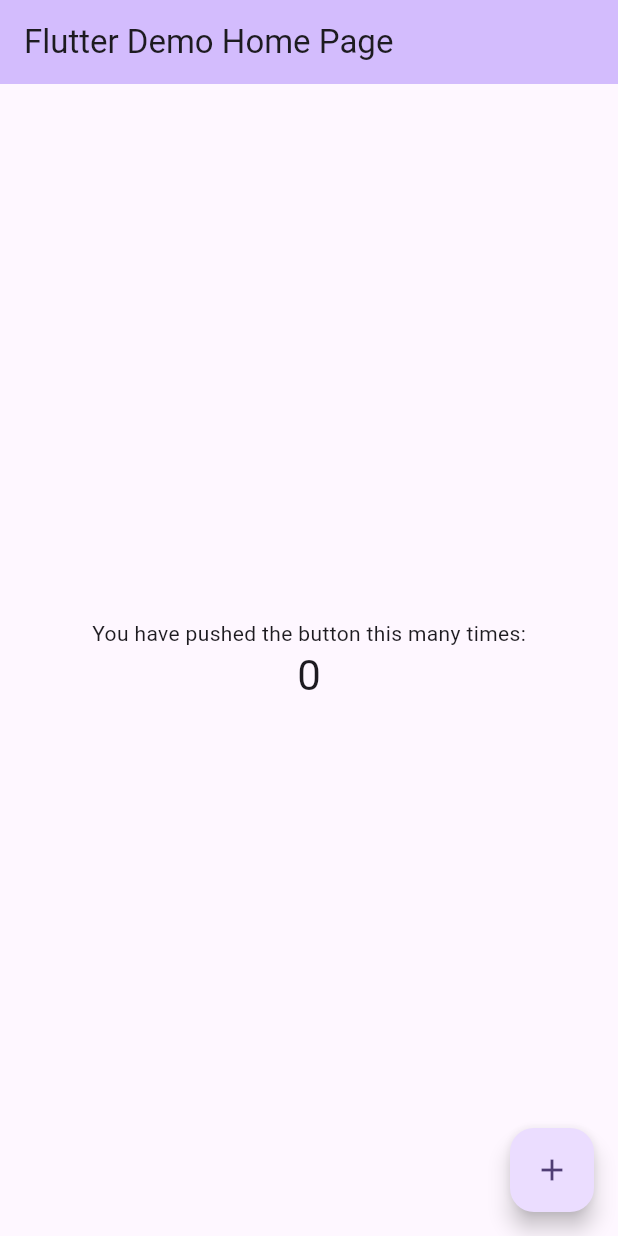
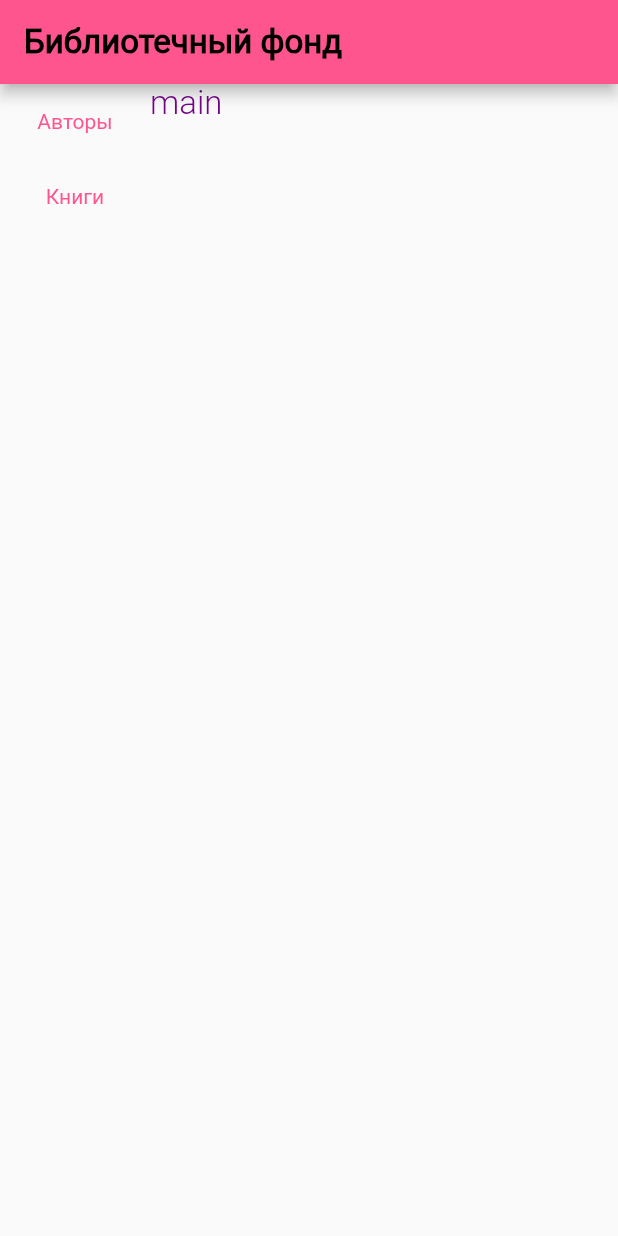
Before and after one commit to AleksandrMatsko/NSUDatabasesProject, a Flutter app: the screen it shows after launch, on a phone screen of 412 x 824 dp. Run offline on Flutter 3.47's test engine with Material 2 defaults, Android fonts, the phone set to English and light mode, and no system bars.

Commit message:
feat: start main screen

```diff
--- a/frontend/library_fund/lib/main.dart
+++ b/frontend/library_fund/lib/main.dart
@@ -1,4 +1,5 @@
 import 'package:flutter/material.dart';
+import './utils/theme.dart';
 
 void main() {
   runApp(const MyApp());
@@ -11,115 +12,124 @@ class MyApp extends StatelessWidget {
   @override
   Widget build(BuildContext context) {
     return MaterialApp(
-      title: 'Flutter Demo',
-      theme: ThemeData(
-        // This is the theme of your application.
-        //
-        // TRY THIS: Try running your application with "flutter run". You'll see
-        // the application has a blue toolbar. Then, without quitting the app,
-        // try changing the seedColor in the colorScheme below to Colors.green
-        // and then invoke "hot reload" (save your changes or press the "hot
-        // reload" button in a Flutter-supported IDE, or press "r" if you used
-        // the command line to start the app).
-        //
-        // Notice that the counter didn't reset back to zero; the application
-        // state is not lost during the reload. To reset the state, use hot
-        // restart instead.
-        //
-        // This works for code too, not just values: Most code changes can be
-        // tested with just a hot reload.
-        colorScheme: ColorScheme.fromSeed(seedColor: Colors.deepPurple),
-        useMaterial3: true,
-      ),
-      home: const MyHomePage(title: 'Flutter Demo Home Page'),
+      title: 'Library Fund',
+      theme: basicTheme(),
+      //home: const MyHomePage(title: 'Flutter Demo Home Page'),
+      home: const MyInfoWidget(title: "Библиотечный фонд"),
     );
   }
 }
 
-class MyHomePage extends StatefulWidget {
-  const MyHomePage({super.key, required this.title});
-
-  // This widget is the home page of your application. It is stateful, meaning
-  // that it has a State object (defined below) that contains fields that affect
-  // how it looks.
-
-  // This class is the configuration for the state. It holds the values (in this
-  // case the title) provided by the parent (in this case the App widget) and
-  // used by the build method of the State. Fields in a Widget subclass are
-  // always marked "final".
+class MyInfoWidget extends StatefulWidget {
+  const MyInfoWidget({super.key, required this.title});
 
   final String title;
 
   @override
-  State<MyHomePage> createState() => _MyHomePageState();
+  State<MyInfoWidget> createState() => _MyInfoWidgetState();
 }
 
-class _MyHomePageState extends State<MyHomePage> {
-  int _counter = 0;
+class _MyInfoWidgetState extends State<MyInfoWidget> {
+  String _widgetKey = "main";
+  List<String> _widgetKeys = ["main", "authors", "books"];
 
-  void _incrementCounter() {
+  void authorPressed() {
     setState(() {
-      // This call to setState tells the Flutter framework that something has
-      // changed in this State, which causes it to rerun the build method below
-      // so that the display can reflect the updated values. If we changed
-      // _counter without calling setState(), then the build method would not be
-      // called again, and so nothing would appear to happen.
-      _counter++;
+      _widgetKey = "authors";
+    });
+  }
+
+  void bookPressed() {
+    setState(() {
+      _widgetKey = "books";
     });
   }
 
   @override
   Widget build(BuildContext context) {
-    // This method is rerun every time setState is called, for instance as done
-    // by the _incrementCounter method above.
-    //
-    // The Flutter framework has been optimized to make rerunning build methods
-    // fast, so that you can just rebuild anything that needs updating rather
-    // than having to individually change instances of widgets.
     return Scaffold(
       appBar: AppBar(
-        // TRY THIS: Try changing the color here to a specific color (to
-        // Colors.amber, perhaps?) and trigger a hot reload to see the AppBar
-        // change color while the other colors stay the same.
-        backgroundColor: Theme.of(context).colorScheme.inversePrimary,
-        // Here we take the value from the MyHomePage object that was created by
-        // the App.build method, and use it to set our appbar title.
-        title: Text(widget.title),
-      ),
-      body: Center(
-        // Center is a layout widget. It takes a single child and positions it
-        // in the middle of the parent.
-        child: Column(
-          // Column is also a layout widget. It takes a list of children and
-          // arranges them vertically. By default, it sizes itself to fit its
-          // children horizontally, and tries to be as tall as its parent.
-          //
-          // Column has various properties to control how it sizes itself and
-          // how it positions its children. Here we use mainAxisAlignment to
-          // center the children vertically; the main axis here is the vertical
-          // axis because Columns are vertical (the cross axis would be
-          // horizontal).
-          //
-          // TRY THIS: Invoke "debug painting" (choose the "Toggle Debug Paint"
-          // action in the IDE, or press "p" in the console), to see the
-          // wireframe for each widget.
-          mainAxisAlignment: MainAxisAlignment.center,
-          children: <Widget>[
-            const Text(
-              'You have pushed the button this many times:',
-            ),
-            Text(
-              '$_counter',
-              style: Theme.of(context).textTheme.headlineMedium,
-            ),
-          ],
+        backgroundColor: Theme.of(context).colorScheme.primary,
+        title: Text(
+          widget.title,
+          style: Theme.of(context).textTheme.titleLarge,
         ),
       ),
-      floatingActionButton: FloatingActionButton(
-        onPressed: _incrementCounter,
-        tooltip: 'Increment',
-        child: const Icon(Icons.add),
-      ), // This trailing comma makes auto-formatting nicer for build methods.
+      body: Row(
+        mainAxisAlignment: MainAxisAlignment.spaceBetween,
+        mainAxisSize: MainAxisSize.min,
+        crossAxisAlignment: CrossAxisAlignment.start,
+        children: [
+          Container(
+            alignment: Alignment.bottomLeft,
+            width: 100,
+            height: 200,
+            child: ListView(
+              itemExtent: 50,
+              children: [
+                TextButton(
+                  onPressed: authorPressed,
+                  child: const Text("Авторы"),
+                ),
+                TextButton(onPressed: bookPressed, child: const Text("Книги")),
+              ],
+            ),
+          ),
+          switch (_widgetKeys.indexOf(_widgetKey)) {
+            1 => const AuthorsInfoWidget(),
+            _ => Text(
+                _widgetKey,
+                style: Theme.of(context).textTheme.headlineMedium,
+              ),
+          },
+        ],
+      ),
     );
   }
 }
+
+class AuthorsInfoWidget extends StatefulWidget {
+  final String _widgetKey = "authors";
+
+  const AuthorsInfoWidget({super.key});
+
+  String getKey() {
+    return _widgetKey;
+  }
+
+  @override
+  State<StatefulWidget> createState() => _AuthorInfoWidgetState();
+}
+
+class _AuthorInfoWidgetState extends State<AuthorsInfoWidget> {
+  void getAllPressed() {
+    setState(() {
+      return;
+    });
+  }
+
+  void addOnePressed() {
+    setState(() {
+      return;
+    });
+  }
+
+  @override
+  Widget build(BuildContext context) {
+    return Container(
+      alignment: Alignment.center,
+      width: 300,
+      height: 100,
+      child: ListView(
+        itemExtent: 50,
+        children: [
+          OutlinedButton(
+              onPressed: getAllPressed,
+              child: const Text("Получить всех авторов")),
+          OutlinedButton(
+              onPressed: addOnePressed, child: const Text("Добавить автора")),
+        ],
+      ),
+    );
+  }
+}
--- /dev/null
+++ b/frontend/library_fund/lib/utils/theme.dart
@@ -0,0 +1,36 @@
+import "package:flutter/material.dart";
+
+import "./constats.dart";
+
+ThemeData basicTheme() => ThemeData(
+      brightness: Brightness.light,
+      primaryColor: appPrimaryColor,
+      textTheme: const TextTheme(
+        titleLarge: TextStyle(
+          fontFamily: appFontFamily,
+          fontSize: appMediumTextSize,
+          fontWeight: FontWeight.w800,
+          color: Colors.black,
+        ),
+        headlineMedium: TextStyle(
+            fontFamily: appFontFamily,
+            fontSize: appMediumTextSize,
+            fontWeight: FontWeight.w100,
+            color: appSecondaryColor),
+        bodyLarge: TextStyle(
+          fontFamily: appFontFamily,
+          fontSize: appBodyTextSize,
+          color: Color.fromARGB(255, 58, 55, 55),
+        ),
+      ),
+      buttonTheme: const ButtonThemeData(
+        height: 80,
+        buttonColor: appPrimaryColor,
+        textTheme: ButtonTextTheme.accent,
+      ),
+      colorScheme: ColorScheme.fromSeed(
+          seedColor: appPrimaryColor,
+          primary: appPrimaryColor,
+          secondary: appSecondaryColor,
+          background: appBackgroundColor),
+    );
```
Also changed, not shown: frontend/library_fund/lib/utils/constats.dart (added, +11 -0 lines), frontend/library_fund/pubspec.yaml (+9 -12 lines), frontend/library_fund/fonts/Roboto-Bold.ttf (added), frontend/library_fund/fonts/Roboto-Italic.ttf (added), frontend/library_fund/fonts/Roboto-Light.ttf (added), frontend/library_fund/fonts/Roboto-LightItalic.ttf (added), frontend/library_fund/fonts/Roboto-Regular.ttf (added).
